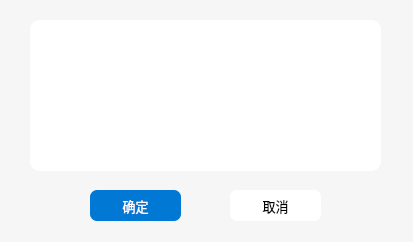
MCSLTeam/MCSL2, file Resources/QtUIFiles/MCSL2_AskDialog.ui: the form before one commit.
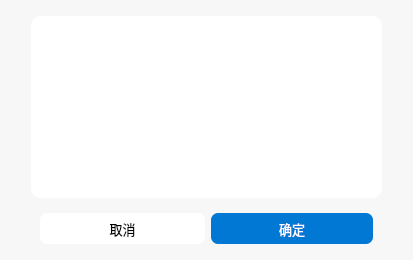
The form after the commit. Icons and pictures are not drawn.

Commit message: MCSL2_Dialog修改UI使其自适应，防止对话框内容过多导致的文字溢出或被遮盖

Patch:
```diff
--- a/Resources/QtUIFiles/MCSL2_AskDialog.ui
+++ b/Resources/QtUIFiles/MCSL2_AskDialog.ui
@@ -7,9 +7,27 @@
     <x>0</x>
     <y>0</y>
     <width>413</width>
-    <height>242</height>
+    <height>260</height>
    </rect>
   </property>
+  <property name="sizePolicy">
+   <sizepolicy hsizetype="Fixed" vsizetype="Expanding">
+    <horstretch>0</horstretch>
+    <verstretch>0</verstretch>
+   </sizepolicy>
+  </property>
+  <property name="minimumSize">
+   <size>
+    <width>413</width>
+    <height>260</height>
+   </size>
+  </property>
+  <property name="maximumSize">
+   <size>
+    <width>413</width>
+    <height>16777215</height>
+   </size>
+  </property>
   <property name="windowTitle">
    <string>提示</string>
   </property>
@@ -24,56 +42,32 @@
     <selectedoff>:/MCSL2_Icon/MCSL2_Icon.png</selectedoff>
     <selectedon>:/MCSL2_Icon/MCSL2_Icon.png</selectedon>:/MCSL2_Icon/MCSL2_Icon.png</iconset>
   </property>
-  <widget class="QPushButton" name="Dialog_PushButton_Accept">
-   <property name="geometry">
-    <rect>
-     <x>90</x>
-     <y>190</y>
-     <width>91</width>
-     <height>31</height>
-    </rect>
-   </property>
-   <property name="font">
-    <font>
-     <family>Microsoft YaHei UI</family>
-     <pointsize>10</pointsize>
-    </font>
-   </property>
-   <property name="cursor">
-    <cursorShape>PointingHandCursor</cursorShape>
-   </property>
    <property name="styleSheet">
-    <string notr="true">QPushButton
+   <string notr="true">QDialog
 {
-	background-color: rgb(0, 120, 212);
-	border-radius: 7px;
-	color: rgb(255, 255, 255);
-}
-QPushButton:hover
-{
-    background-color: rgb(0, 110, 212);
-	border-radius: 7px;
-    color: rgb(255, 255, 255);
-}
-QPushButton:pressed
-{
-    background-color: rgb(0, 100, 212);
-	border-radius: 7px;
-    color: rgb(255, 255, 255);
+	background-color: rgba(247, 247, 247,85%);
 }</string>
    </property>
-   <property name="text">
-    <string>确定</string>
-   </property>
-  </widget>
+  <layout class="QGridLayout" name="gridLayout">
+   <item row="1" column="1">
   <widget class="QLabel" name="Dialog_label">
-   <property name="geometry">
-    <rect>
-     <x>30</x>
-     <y>20</y>
+     <property name="sizePolicy">
+      <sizepolicy hsizetype="Fixed" vsizetype="Expanding">
+       <horstretch>0</horstretch>
+       <verstretch>0</verstretch>
+      </sizepolicy>
+     </property>
+     <property name="minimumSize">
+      <size>
      <width>351</width>
      <height>151</height>
-    </rect>
+      </size>
+     </property>
+     <property name="maximumSize">
+      <size>
+       <width>351</width>
+       <height>16777215</height>
+      </size>
    </property>
    <property name="font">
     <font>
@@ -95,33 +89,60 @@
     <set>Qt::AlignCenter</set>
    </property>
   </widget>
-  <widget class="QLabel" name="Background">
-   <property name="geometry">
-    <rect>
-     <x>0</x>
-     <y>0</y>
-     <width>413</width>
-     <height>242</height>
-    </rect>
-   </property>
-   <property name="styleSheet">
-    <string notr="true">QLabel
-{
-	background-color: rgba(247, 247, 247,85%);
-}</string>
-   </property>
-   <property name="text">
-    <string/>
-   </property>
-  </widget>
+   </item>
+   <item row="0" column="1">
+    <spacer name="horizontalSpacer">
+     <property name="orientation">
+      <enum>Qt::Horizontal</enum>
+     </property>
+     <property name="sizeHint" stdset="0">
+      <size>
+       <width>40</width>
+       <height>5</height>
+      </size>
+     </property>
+    </spacer>
+   </item>
+   <item row="2" column="1">
+    <widget class="QWidget" name="ButtonWidget" native="true">
+     <property name="sizePolicy">
+      <sizepolicy hsizetype="Fixed" vsizetype="Expanding">
+       <horstretch>35</horstretch>
+       <verstretch>40</verstretch>
+      </sizepolicy>
+     </property>
+     <property name="minimumSize">
+      <size>
+       <width>351</width>
+       <height>40</height>
+      </size>
+     </property>
+     <property name="maximumSize">
+      <size>
+       <width>351</width>
+       <height>40</height>
+      </size>
+     </property>
+     <layout class="QHBoxLayout" name="horizontalLayout">
+      <item>
   <widget class="QPushButton" name="Dialog_PushButton_Cancel">
-   <property name="geometry">
-    <rect>
-     <x>230</x>
-     <y>190</y>
-     <width>91</width>
+        <property name="sizePolicy">
+         <sizepolicy hsizetype="Minimum" vsizetype="Fixed">
+          <horstretch>0</horstretch>
+          <verstretch>0</verstretch>
+         </sizepolicy>
+        </property>
+        <property name="minimumSize">
+         <size>
+          <width>165</width>
      <height>31</height>
-    </rect>
+         </size>
+        </property>
+        <property name="maximumSize">
+         <size>
+          <width>170</width>
+          <height>31</height>
+         </size>
    </property>
    <property name="font">
     <font>
@@ -153,10 +174,104 @@
     <string>取消</string>
    </property>
   </widget>
-  <zorder>Background</zorder>
-  <zorder>Dialog_PushButton_Accept</zorder>
-  <zorder>Dialog_label</zorder>
-  <zorder>Dialog_PushButton_Cancel</zorder>
+      </item>
+      <item>
+       <widget class="QPushButton" name="Dialog_PushButton_Accept">
+        <property name="sizePolicy">
+         <sizepolicy hsizetype="Minimum" vsizetype="Fixed">
+          <horstretch>0</horstretch>
+          <verstretch>0</verstretch>
+         </sizepolicy>
+        </property>
+        <property name="minimumSize">
+         <size>
+          <width>160</width>
+          <height>31</height>
+         </size>
+        </property>
+        <property name="maximumSize">
+         <size>
+          <width>170</width>
+          <height>31</height>
+         </size>
+        </property>
+        <property name="font">
+         <font>
+          <family>Microsoft YaHei UI</family>
+          <pointsize>10</pointsize>
+         </font>
+        </property>
+        <property name="cursor">
+         <cursorShape>PointingHandCursor</cursorShape>
+        </property>
+        <property name="styleSheet">
+         <string notr="true">QPushButton
+{
+	background-color: rgb(0, 120, 212);
+	border-radius: 7px;
+	color: rgb(255, 255, 255);
+}
+QPushButton:hover
+{
+    background-color: rgb(0, 110, 212);
+	border-radius: 7px;
+    color: rgb(255, 255, 255);
+}
+QPushButton:pressed
+{
+    background-color: rgb(0, 100, 212);
+	border-radius: 7px;
+    color: rgb(255, 255, 255);
+}</string>
+        </property>
+        <property name="text">
+         <string>确定</string>
+        </property>
+       </widget>
+      </item>
+     </layout>
+    </widget>
+   </item>
+   <item row="3" column="1">
+    <spacer name="horizontalSpacer_5">
+     <property name="orientation">
+      <enum>Qt::Horizontal</enum>
+     </property>
+     <property name="sizeHint" stdset="0">
+      <size>
+       <width>40</width>
+       <height>5</height>
+      </size>
+     </property>
+    </spacer>
+   </item>
+   <item row="1" column="2">
+    <spacer name="horizontalSpacer_4">
+     <property name="orientation">
+      <enum>Qt::Horizontal</enum>
+     </property>
+     <property name="sizeHint" stdset="0">
+      <size>
+       <width>40</width>
+       <height>20</height>
+      </size>
+     </property>
+    </spacer>
+   </item>
+   <item row="1" column="0">
+    <spacer name="horizontalSpacer_3">
+     <property name="orientation">
+      <enum>Qt::Horizontal</enum>
+     </property>
+     <property name="sizeHint" stdset="0">
+      <size>
+       <width>40</width>
+       <height>20</height>
+      </size>
+     </property>
+    </spacer>
+   </item>
+  </layout>
  </widget>
  <resources>
   <include location="../Icons/MCSL2_Icon.qrc"/>
```
Lines whose indentation alone changed are shown as unchanged. The commit also changes 4 other files.
